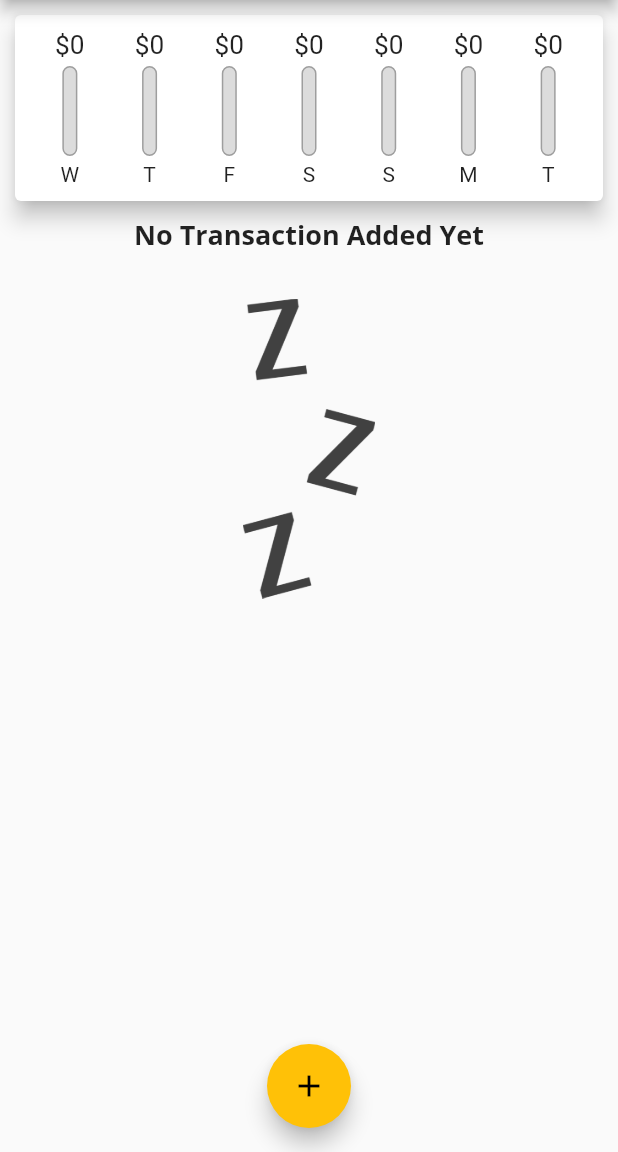
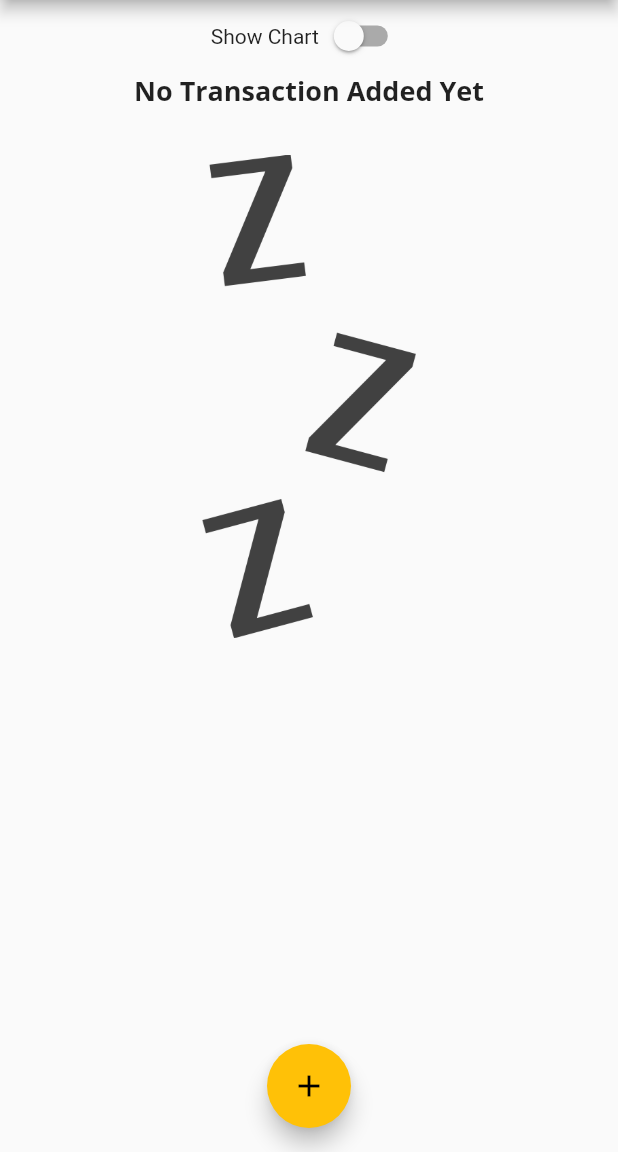
Before and after one commit to Arsalan-Khan17/Flutter-expense, a Flutter app: the screen it shows after launch, on a phone screen of 412 x 824 dp, the part 84-1236 px from its top. Run offline on Flutter 3.47's test engine with Material 2 defaults, Android fonts, the phone set to English and light mode, and no system bars.

Commit message:
landscape mode done

```diff
--- a/lib/main.dart
+++ b/lib/main.dart
@@ -23,11 +23,22 @@ class MyApp extends StatelessWidget {
                   fontWeight: FontWeight.bold)),
           buttonTheme: ButtonThemeData(textTheme: ButtonTextTheme.primary),
           appBarTheme: AppBarTheme(
-              textTheme: ThemeData.light().textTheme.copyWith(
-                  subtitle1: TextStyle(
-                      fontFamily: 'OpenSans',
-                      fontSize: 20,
-                      fontWeight: FontWeight.bold)))),
+              toolbarTextStyle: ThemeData.light()
+                  .textTheme
+                  .copyWith(
+                      subtitle1: TextStyle(
+                          fontFamily: 'OpenSans',
+                          fontSize: 20,
+                          fontWeight: FontWeight.bold))
+                  .bodyText2,
+              titleTextStyle: ThemeData.light()
+                  .textTheme
+                  .copyWith(
+                      subtitle1: TextStyle(
+                          fontFamily: 'OpenSans',
+                          fontSize: 20,
+                          fontWeight: FontWeight.bold))
+                  .headline6)),
       home: MyHomePage(),
       debugShowCheckedModeBanner: false,
     );
@@ -94,6 +105,7 @@ class _MyHomePageState extends State<MyHomePage> {
         });
   }
 
+  bool _showChart = false;
   @override
   Widget build(BuildContext context) {
     return Scaffold(
@@ -111,8 +123,34 @@ class _MyHomePageState extends State<MyHomePage> {
           // mainAxisAlignment: MainAxisAlignment.spaceAround,
           crossAxisAlignment: CrossAxisAlignment.stretch,
           children: [
-            Chart(_recentTransactions),
-            TransactionList(_userTransactions, _deleteTransaction),
+            Row(
+              mainAxisAlignment: MainAxisAlignment.center,
+              children: [
+                Text('Show Chart'),
+                Switch(
+                    value: _showChart,
+                    onChanged: (val) {
+                      setState(() {
+                        _showChart = val;
+                      });
+                    })
+              ],
+            ),
+            _showChart
+                ? Container(
+                    height: (MediaQuery.of(context).size.height -
+                            (MediaQuery.of(context).padding.top +
+                                kToolbarHeight)) *
+                        0.7,
+                    child: Chart(_recentTransactions),
+                  )
+                : Container(
+                    height: (MediaQuery.of(context).size.height -
+                            (MediaQuery.of(context).padding.top +
+                                kToolbarHeight)) *
+                        0.7,
+                    child:
+                        TransactionList(_userTransactions, _deleteTransaction)),
           ],
         ),
       ),
--- a/lib/widgets/chart_bar.dart
+++ b/lib/widgets/chart_bar.dart
@@ -9,15 +9,17 @@ class ChartBar extends StatelessWidget {
 
   @override
   Widget build(BuildContext context) {
+    return LayoutBuilder(
+      builder: (BuildContext context, BoxConstraints constraints) {
         return Column(
           children: [
             Container(
-            height: 20,
+                height: constraints.maxHeight * 0.15,
                 child: FittedBox(
                     child: Text('\$${spendingAmount.toStringAsFixed(0)}'))),
-        SizedBox(height: 4),
+            SizedBox(height: constraints.maxHeight * 0.05),
             Container(
-          height: 60,
+              height: constraints.maxHeight * 0.6,
               width: 10,
               child: Stack(
                 children: [
@@ -38,9 +40,13 @@ class ChartBar extends StatelessWidget {
                 ],
               ),
             ),
-        SizedBox(height: 4),
-        Text(label)
+            SizedBox(height: constraints.maxHeight * 0.05),
+            Container(
+                height: constraints.maxHeight * 0.15,
+                child: FittedBox(child: Text(label)))
           ],
+        );
+      },
     );
   }
 }
--- a/lib/widgets/transaction_list.dart
+++ b/lib/widgets/transaction_list.dart
@@ -10,10 +10,10 @@ class TransactionList extends StatelessWidget {
 
   @override
   Widget build(BuildContext context) {
-    return Container(
-      height: 300,
-      child: transactions.isEmpty
-          ? Column(
+    return transactions.isEmpty
+        ? LayoutBuilder(
+            builder: (BuildContext context, BoxConstraints constraints) {
+              return Column(
                 children: [
                   Text(
                     'No Transaction Added Yet',
@@ -23,10 +23,12 @@ class TransactionList extends StatelessWidget {
                     height: 30,
                   ),
                   Container(
-                    height: 200,
+                      height: constraints.maxHeight * 0.6,
                       child: Image.asset('assets/images/waiting.png',
                           fit: BoxFit.cover)),
                 ],
+              );
+            },
           )
         : ListView.builder(
             itemBuilder: (BuildContext ctx, int index) {
@@ -52,13 +54,12 @@ class TransactionList extends StatelessWidget {
                         color: Theme.of(context).errorColor,
                       ),
                       onPressed: () => deleteTx(transactions[index].id)),
-                    subtitle: Text(
-                        DateFormat.yMMMd().format(transactions[index].date)),
+                  subtitle:
+                      Text(DateFormat.yMMMd().format(transactions[index].date)),
                 ),
               );
             },
             itemCount: transactions.length,
-            ),
           );
   }
 }
```
Lines whose indentation alone changed are shown as unchanged.
